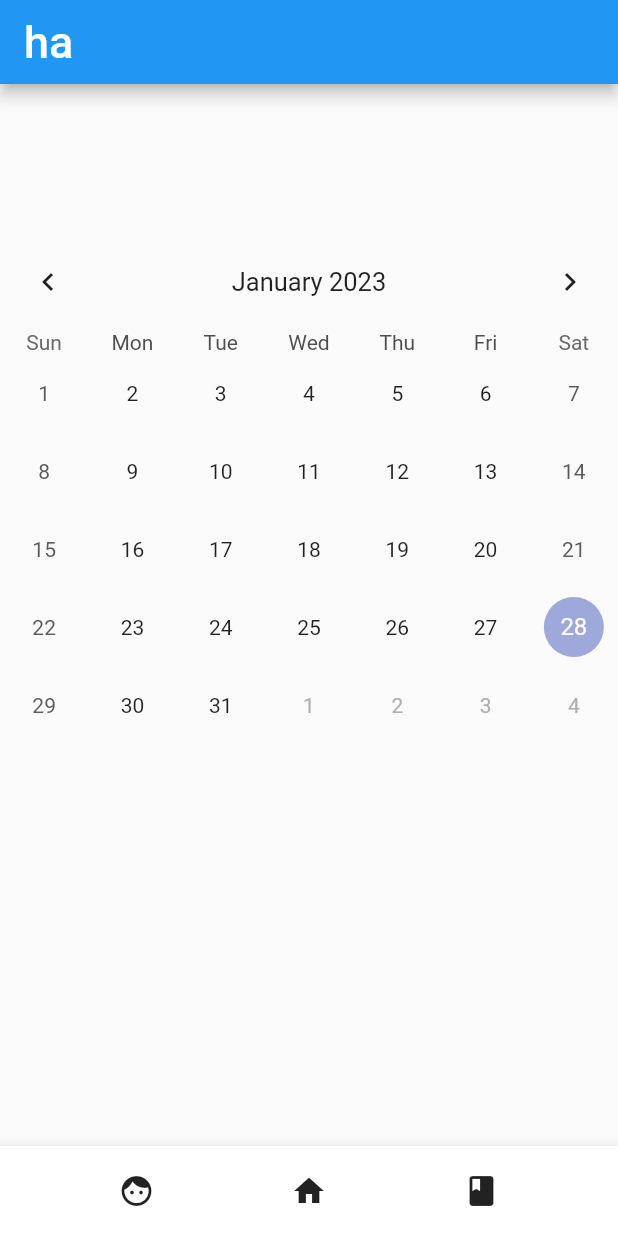
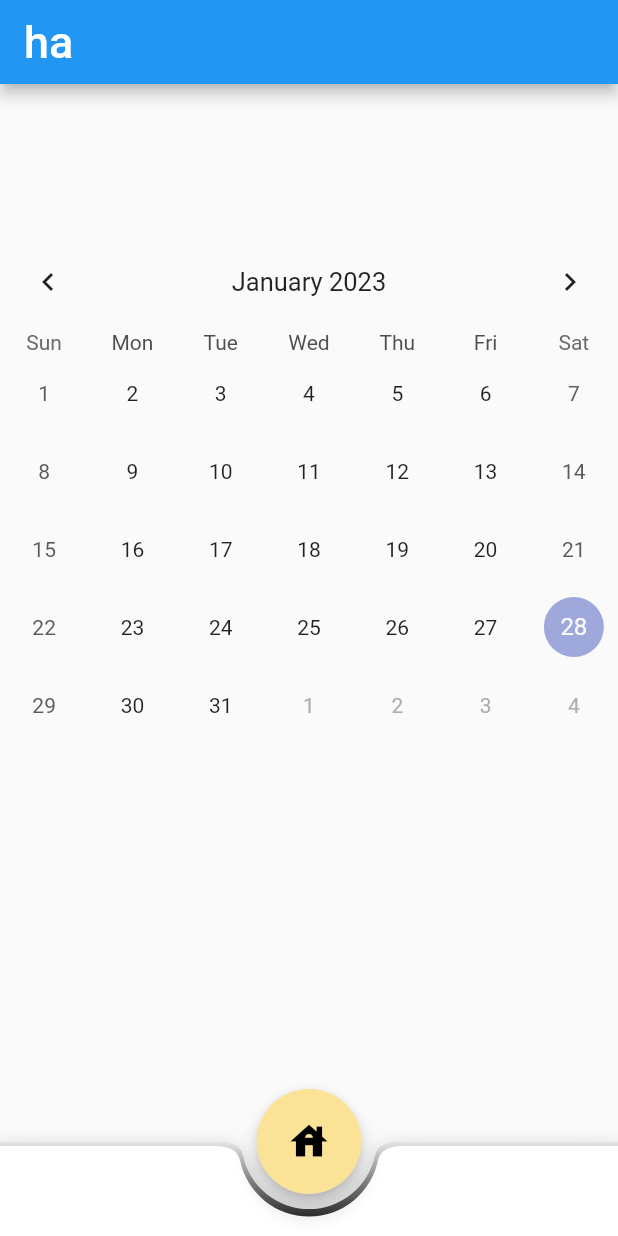
Before and after one commit to Doooooring/emotion-mobile, a Flutter app: the screen it shows after launch, on a phone screen of 412 x 824 dp. Run offline on Flutter 3.47's test engine with Material 2 defaults, Android fonts, the phone set to English and light mode, and no system bars; drawn by our look-alikes of table_calendar.

Commit message:
feat : add box-shadow to bottomnavbar

```diff
--- a/lib/calander.dart
+++ b/lib/calander.dart
@@ -113,16 +113,61 @@ class _CalanderWrapperState extends State<CalanderWrapper> {
         ),
       ]),
       bottomNavigationBar: BottomAppBar(
+        clipBehavior: Clip.antiAlias,
+        shape:
+            CircularNotchedRectangle(), // ← carves notch for FAB in BottomAppBar
+        color: Colors.white,
+        notchMargin: 10,
         child: SizedBox(
-          height: 60,
-          child: Row(
-              mainAxisAlignment: MainAxisAlignment.spaceEvenly,
-              crossAxisAlignment: CrossAxisAlignment.center,
-              children: <Widget>[
-                IconButton(onPressed: () {}, icon: Icon(Icons.face)),
-                IconButton(onPressed: () {}, icon: Icon(Icons.home)),
-                IconButton(onPressed: () {}, icon: Icon(Icons.book))
-              ]),
-        )));
+          width: double.infinity,
+          height: 63,
+          child: Stack(
+            children: [
+              Container(
+                decoration: BoxDecoration(
+                    gradient: LinearGradient(
+                  colors: [Color.fromRGBO(0, 0, 0, 0.1), Colors.black],
+                  begin: Alignment.topCenter,
+                      end : Alignment.bottomCenter
+                )),
+              ),
+              Column(
+                children: [
+                  SizedBox(
+                    height: 3,
+                  ),
+                  BottomAppBar(
+                    // ****** APP BAR ******************
+                    clipBehavior: Clip.antiAlias,
+                    shape:
+                        CircularNotchedRectangle(), // ← carves notch for FAB in BottomAppBar
+                    color: Colors.white,
+                    elevation: 0,
+                    // ↑ use .withAlpha(0) to debug/peek underneath ↑ BottomAppBar
+                    notchMargin: 12,
+                    child: SizedBox(width: double.infinity, height: 60),
+                  )
+                ],
+              )
+            ],
+          ),
+        ),
+      ),
+      floatingActionButtonLocation: FloatingActionButtonLocation.centerDocked,
+      floatingActionButton: Container(
+        width: 70,
+        height: 70,
+        child: FloatingActionButton(
+          backgroundColor: Color(0xffFAE297),
+          shape: const CircleBorder(),
+          onPressed: () {},
+          child: Icon(
+            Icons.house,
+            size: 30,
+            color: Colors.black,
+          ),
+        ),
+      ),
+    );
   }
 }
--- a/lib/input_emotion.dart
+++ b/lib/input_emotion.dart
@@ -7,7 +7,7 @@ import 'package:http/http.dart' as http;
 const String url = "http://localhost:3000";
 
 Map ImageLink = {
-  "null": "assets/images/question.jpeg",
+  "null": "assets/images/mean.png",
   "angry": "assets/images/angry.png",
   "anticipate": "assets/images/anticipate.png",
   "bored": "assets/images/bored.png",
@@ -99,7 +99,7 @@ class _EmotionContainerState extends State<EmotionContainer> {
     });
   }
 
-  String emotion = "assets/images/question.jpeg";
+  String emotion = "assets/images/mean.png";
   void setEmotion(String newEmotion) {
     setState(() {
       emotion = newEmotion;
--- a/pubspec.yaml
+++ b/pubspec.yaml
@@ -80,6 +80,7 @@ flutter:
     - assets/images/tired.png
     - assets/images/ico_close.png
     - assets/images/ico_close@2x.png
+    - assets/images/mean.png
   #   - images/a_dot_burr.jpeg
   #   - images/a_dot_ham.jpeg
 
```
Also changed, not shown: assets/images/mean.png (added). Lines whose indentation alone changed are shown as unchanged.
